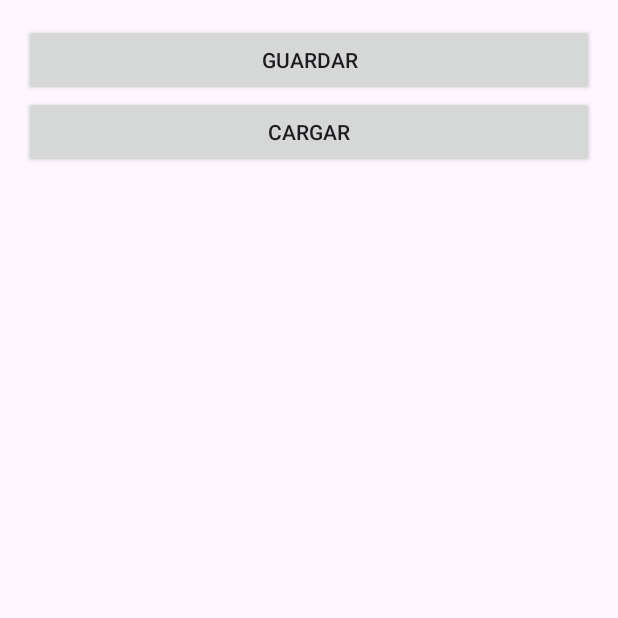
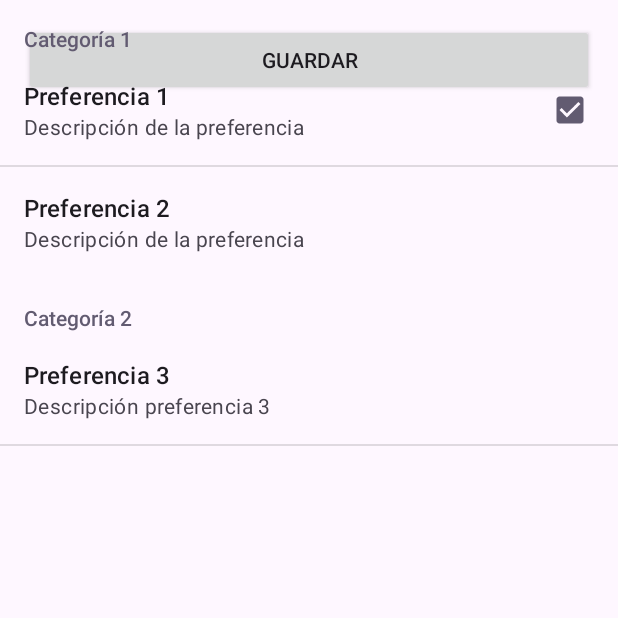
Before and after one commit to danielValleInclan/PMDM_2, an Android app: the screen it shows after launch (MainActivity), after a tap on "GUARDAR", on a phone screen of 412 x 824 dp, the top half of it. Run offline under Robolectric (Android 15) with nearby library versions, the phone set to English and light mode, and no system bars.

Commit message:
Añadido todo hasta el boton de preferencias

```diff
--- a/InvestigacionPreferencias/app/src/main/AndroidManifest.xml
+++ b/InvestigacionPreferencias/app/src/main/AndroidManifest.xml
@@ -21,6 +21,9 @@
                 <category android:name="android.intent.category.LAUNCHER" />
             </intent-filter>
         </activity>
+        <activity android:name=".OpcionesFragment"
+            android:label="@string/app_name">
+        </activity>
     </application>
 
 </manifest>
--- a/InvestigacionPreferencias/app/src/main/java/com/example/investigacionpreferencias/MainActivity.java
+++ b/InvestigacionPreferencias/app/src/main/java/com/example/investigacionpreferencias/MainActivity.java
@@ -2,23 +2,15 @@ package com.example.investigacionpreferencias;
 
 import androidx.appcompat.app.AppCompatActivity;
 
+import android.content.Intent;
 import android.os.Bundle;
 import android.app.Activity;
-import android.content.Context;
-import android.content.SharedPreferences;
-import android.util.Log;
-import android.view.Menu;
 import android.view.View;
-import android.view.View.OnClickListener;
-import android.content.Context;
-import android.content.SharedPreferences;
-import android.os.Bundle;
 import android.widget.Button;
 
 public class MainActivity extends Activity {
 
-    private Button btnGuardar;
-    private Button btnCargar;
+    private Button btnPreferencias;
 
 
     @Override
@@ -26,43 +18,17 @@ public class MainActivity extends Activity {
         super.onCreate(savedInstanceState);
         setContentView(R.layout.activity_main);
 
-        btnGuardar = (Button)findViewById(R.id.BtnGuardar);
-        btnCargar = (Button)findViewById(R.id.BtnCargar);
+        getFragmentManager().beginTransaction()
+                .replace(android.R.id.content, new OpcionesFragment())
+                .commit();
 
-        btnGuardar.setOnClickListener(new OnClickListener() {
+        btnPreferencias = findViewById(R.id.BtnPreferencias);
+
+        btnPreferencias.setOnClickListener(new View.OnClickListener() {
+            @Override
             public void onClick(View v) {
-                //Guardamos las preferencias
-                SharedPreferences prefs =
-                        getSharedPreferences("MisPreferencias", Context.MODE_PRIVATE);
-
-                SharedPreferences.Editor editor = prefs.edit();
-                editor.putString("email", "modificado@email.com");
-                editor.putString("nombre", "Prueba");
-                editor.commit();
+                startActivity(new Intent(MainActivity.this, OpcionesFragment.class));
             }
         });
-
-        btnCargar.setOnClickListener(new OnClickListener() {
-            public void onClick(View v) {
-                //Recuperamos las preferencias
-                SharedPreferences prefs =
-                        getSharedPreferences("MisPreferencias", Context.MODE_PRIVATE);
-
-                String correo = prefs.getString("email", "por_defecto@email.com");
-                String nombre = prefs.getString("nombre", "nombre_por_defecto");
-                String otra = prefs.getString("otra", "otra_por_defecto");
-
-                Log.i("Preferences", "Correo: " + correo);
-                Log.i("Preferences", "Nombre: " + nombre);
-                Log.i("Preferences", "Otra: " + otra);
-            }
-        });
-
-    }
-    @Override
-    public boolean onCreateOptionsMenu(Menu menu) {
-        // Inflate the menu; this adds items to the action bar if it is present.
-        getMenuInflater().inflate(R.menu.main, menu);
-        return true;
     }
 }
--- /dev/null
+++ b/InvestigacionPreferencias/app/src/main/java/com/example/investigacionpreferencias/OpcionesFragment.java
@@ -0,0 +1,13 @@
+package com.example.investigacionpreferencias;
+
+import android.os.Bundle;
+import android.preference.PreferenceFragment;
+
+public class OpcionesFragment extends PreferenceFragment {
+    @Override
+    public void onCreate(Bundle savedInstance){
+        super.onCreate(savedInstance);
+
+        addPreferencesFromResource(R.xml.opciones);
+    }
+}
--- a/InvestigacionPreferencias/app/src/main/res/layout/activity_main.xml
+++ b/InvestigacionPreferencias/app/src/main/res/layout/activity_main.xml
@@ -10,13 +10,8 @@
     android:orientation="vertical"
     tools:context=".MainActivity" >
 
-    <Button android:id="@+id/BtnGuardar"
+    <Button android:id="@+id/BtnPreferencias"
         android:layout_width="match_parent"
         android:layout_height="wrap_content"
         android:text="@string/guardar" />
-
-    <Button android:id="@+id/BtnCargar"
-        android:layout_width="match_parent"
-        android:layout_height="wrap_content"
-        android:text="@string/cargar" />
 </LinearLayout>
--- /dev/null
+++ b/InvestigacionPreferencias/app/src/main/res/values/arrays.xml
@@ -0,0 +1,13 @@
+<?xml version="1.0" encoding="utf-8"?>
+<resources>
+    <string-array name="pais">
+        <item>España</item>
+        <item>Dinamarca</item>
+        <item>Uruguay</item>
+    </string-array>
+    <string-array name="codigopais">
+        <item>Código 1</item>
+        <item>Código 2</item>
+        <item>Código 3</item>
+    </string-array>
+</resources>
--- /dev/null
+++ b/InvestigacionPreferencias/app/src/main/res/xml/opciones.xml
@@ -0,0 +1,23 @@
+<?xml version="1.0" encoding="utf-8"?>
+<PreferenceScreen xmlns:android="http://schemas.android.com/apk/res/android">
+    <PreferenceCategory android:title="Categoría 1">
+        <CheckBoxPreference
+            android:key="opcion1"
+            android:title="Preferencia 1"
+            android:summary="Descripción de la preferencia" />
+        <EditTextPreference
+            android:key="opcion2"
+            android:title="Preferencia 2"
+            android:summary="Descripción de la preferencia"
+            android:dialogTitle="Introduce valor"/>
+    </PreferenceCategory>
+    <PreferenceCategory android:title="Categoría 2">
+        <ListPreference
+            android:key="opcion3"
+            android:title="Preferencia 3"
+            android:summary="Descripción preferencia 3"
+            android:dialogTitle="Indicar País"
+            android:entries="@array/pais"
+            android:entryValues="@array/codigopais"/>
+    </PreferenceCategory>
+</PreferenceScreen>
```
